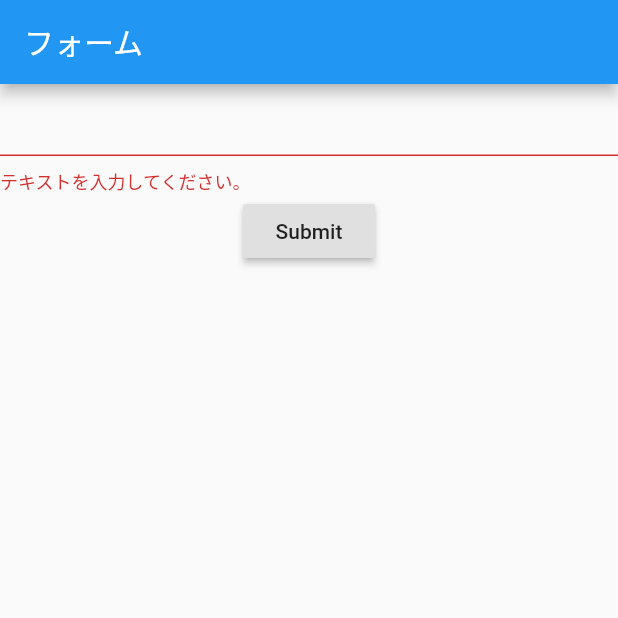
After one commit to fummicc1/FlutterCookbookPractice, a Flutter app: the screen it shows after launch, after a tap on "Submit", on a phone screen of 412 x 824 dp, the top half of it. The commit adds this screen. Run offline on Flutter 3.47's test engine with Material 2 defaults, Android fonts, the phone set to English and light mode, and no system bars.

Commit message:
FormValidation Done. Rename Folders

```diff
--- /dev/null
+++ b/lib/form_validator/main.dart
@@ -0,0 +1,44 @@
+import 'package:flutter/material.dart';
+
+class FormValidatePage extends StatefulWidget {
+  @override
+  _FormValidatePageState createState() => _FormValidatePageState();
+}
+
+class _FormValidatePageState extends State<FormValidatePage> {
+
+  final _formKey = GlobalKey<FormState>();
+
+  @override
+  Widget build(BuildContext context) {
+    return Scaffold(
+      appBar: AppBar(
+        title: Text("フォーム"),
+      ),
+      body: Form(
+        key: _formKey,
+        child: Column(
+          children: <Widget>[
+            TextFormField(
+              validator: (value) {
+                if (value.isEmpty) {
+                  return 'テキストを入力してください。';
+                } else if (value.length <= 6) {
+                  return "文字数が少なすぎます。";
+                }
+              },
+            ),
+            RaisedButton(
+              onPressed: () {
+                if (_formKey.currentState.validate()) {
+                  Scaffold.of(context).showSnackBar(SnackBar(content: Text("Processing Data")));
+                }
+              },
+              child: Text("Submit"),
+            )
+          ],
+        )
+      ),
+    );
+  }
+}
--- a/lib/main.dart
+++ b/lib/main.dart
@@ -1,9 +1,10 @@
 import 'package:flutter/material.dart';
-import 'package:flutter_app_cookbook/Animation/main.dart';
-import 'package:flutter_app_cookbook/Drawer/main.dart';
-import 'package:flutter_app_cookbook/SnackBar/main.dart';
-import 'package:flutter_app_cookbook/UIOrientation/main.dart';
-import 'package:flutter_app_cookbook/TabBar/main.dart';
+import 'animation/main.dart';
+import 'drawer/main.dart';
+import 'snack_bar/main.dart';
+import 'ui_orientation/main.dart';
+import 'tabbar/main.dart';
+import 'form_validator/main.dart';
 
 void main() => runApp(MyApp());
 
@@ -25,7 +26,7 @@ class MyApp extends StatelessWidget {
         // is not restarted.
         primarySwatch: Colors.blue,
       ),
-      home: TabBarPage(),
+      home: FormValidatePage(),
     );
   }
 }
```
Also changed, not shown: lib/animation/main.dart (renamed from lib/Animation/main.dart), lib/drawer/main.dart (renamed from lib/Drawer/main.dart), lib/snack_bar/main.dart (renamed from lib/SnackBar/main.dart), lib/tabbar/main.dart (renamed from lib/TabBar/main.dart), lib/ui_orientation/main.dart (renamed from lib/UIOrientation/main.dart).
